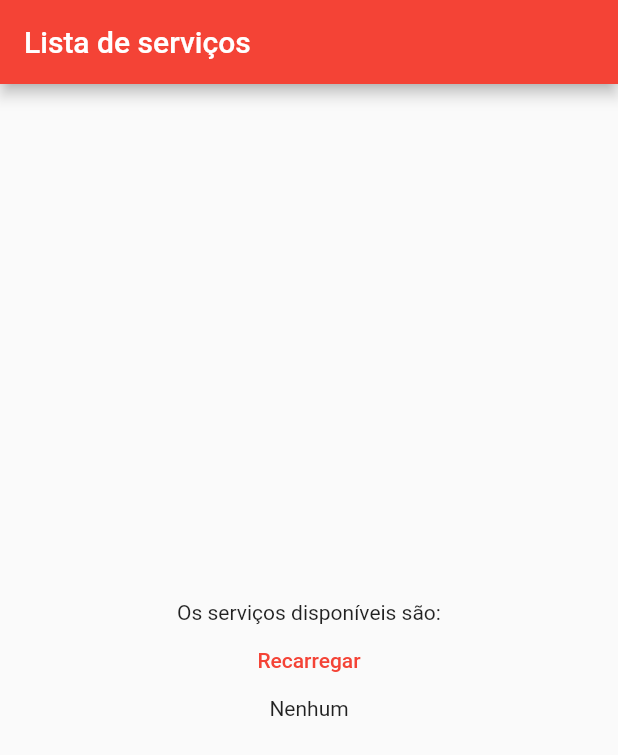
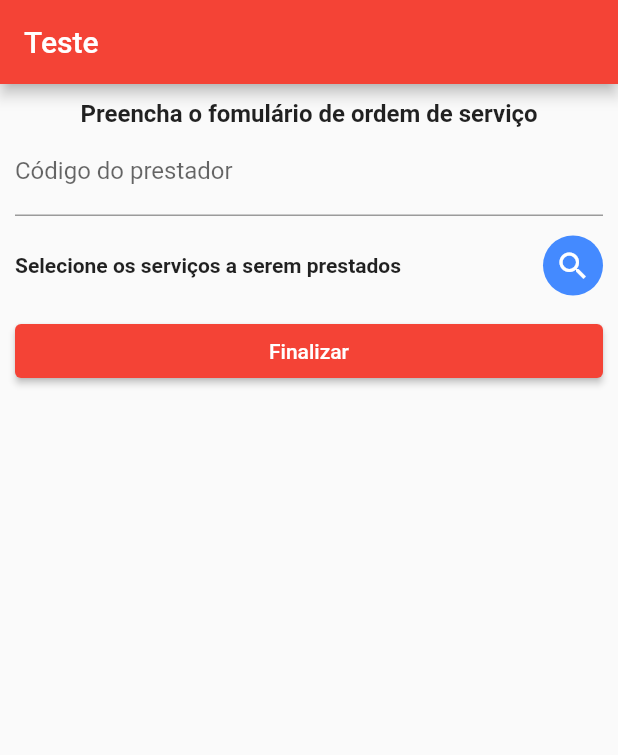
Before and after one commit to wiliamks/abctechapp, a Flutter app: the screen it shows after launch, on a phone screen of 412 x 824 dp. Shown: the top 755 px of the screen. Run offline on Flutter 3.47's test engine with Material 2 defaults, Android fonts, the phone set to English and light mode, and no system bars; our stand-ins replace geolocator, get.

Commit message:
add order page

```diff
--- /dev/null
+++ b/lib/controller/order_controller.dart
@@ -0,0 +1,35 @@
+import 'dart:developer';
+
+import 'package:abctechapp/model/assist.dart';
+import 'package:abctechapp/service/geolocation_service.dart';
+import 'package:flutter/widgets.dart';
+import 'package:get/get.dart';
+
+class OrderController extends GetxController {
+  final GeolocationService _geolocationService;
+  final formKey = GlobalKey<FormState>();
+  final operatorIdController = TextEditingController();
+  final selectedAssists = <Assist>[].obs;
+
+  OrderController(this._geolocationService);
+
+  @override
+  void onInit() {
+    super.onInit();
+    _geolocationService.start();
+  }
+
+  getLocation() {
+    _geolocationService
+        .getPosition()
+        .then((value) => log(value.toJson().toString()));
+  }
+
+  finishStartOrder() {
+    getLocation();
+  }
+
+  editAssists() {
+    Get.toNamed('/assists', arguments: selectedAssists);
+  }
+}
--- a/lib/main.dart
+++ b/lib/main.dart
@@ -1,8 +1,10 @@
 import 'package:abctechapp/pages/home_bind.dart';
 import 'package:abctechapp/pages/home_page.dart';
+import 'package:abctechapp/pages/order_page.dart';
 import 'package:flutter/material.dart';
 import 'package:get/get.dart';
 
+import 'pages/order_bind.dart';
 import 'provider/assist_provider_impl.dart';
 import 'service/assist_service.dart';
 
@@ -28,7 +30,8 @@ class MyApp extends StatelessWidget {
             const TextTheme(headlineMedium: TextStyle(color: Colors.yellow))
       ),
       getPages: [
-        GetPage(name: '/', page: () => const HomePage(), binding: HomeBind())
+        GetPage(name: '/', page: () => const OrderPage(), binding: OrderBind()),
+        GetPage(name: '/assists', page: () => const HomePage(), binding: HomeBind())
       ]
     );
   }
--- /dev/null
+++ b/lib/pages/order_bind.dart
@@ -0,0 +1,10 @@
+import 'package:abctechapp/controller/order_controller.dart';
+import 'package:abctechapp/service/geolocation_service.dart';
+import 'package:get/get.dart';
+
+class OrderBind extends Bindings {
+  @override
+  void dependencies() {
+    Get.lazyPut<OrderController>(() => OrderController(GeolocationService()));
+  }
+}
--- /dev/null
+++ b/lib/pages/order_page.dart
@@ -0,0 +1,87 @@
+import 'package:abctechapp/controller/order_controller.dart';
+import 'package:abctechapp/model/assist.dart';
+import 'package:flutter/material.dart';
+import 'package:flutter/services.dart';
+import 'package:get/get_state_manager/get_state_manager.dart';
+
+class OrderPage extends GetView<OrderController> {
+  const OrderPage({Key? key}) : super(key: key);
+
+  Widget renderAssists(List<Assist> assists) {
+    return ListView.builder(
+        shrinkWrap: true,
+        itemCount: assists.length,
+        itemBuilder: (context, index) =>
+            ListTile(title: Text(assists[index].name)));
+  }
+
+  @override
+  Widget build(BuildContext context) {
+    return Scaffold(
+        appBar: AppBar(
+          title: const Text('Teste'),
+        ),
+        body: Container(
+            constraints: const BoxConstraints.expand(),
+            padding: const EdgeInsets.all(10.0),
+            child: SingleChildScrollView(
+              child: Form(
+                key: controller.formKey,
+                child: Column(
+                  mainAxisAlignment: MainAxisAlignment.center,
+                  children: <Widget>[
+                    Row(children: const [
+                      Expanded(
+                          child: Text(
+                        'Preencha o fomulário de ordem de serviço',
+                        textAlign: TextAlign.center,
+                        style: TextStyle(
+                            fontSize: 16.0, fontWeight: FontWeight.bold),
+                      ))
+                    ]),
+                    TextFormField(
+                      controller: controller.operatorIdController,
+                      inputFormatters: [FilteringTextInputFormatter.digitsOnly],
+                      keyboardType: TextInputType.number,
+                      decoration: const InputDecoration(
+                          labelText: 'Código do prestador'),
+                      textAlign: TextAlign.center,
+                    ),
+                    Row(children: [
+                      const Expanded(
+                          child: Padding(
+                              padding: EdgeInsets.only(top: 25, bottom: 25),
+                              child: Text(
+                                'Selecione os serviços a serem prestados',
+                                textAlign: TextAlign.left,
+                                style: TextStyle(
+                                    fontSize: 14.0,
+                                    fontWeight: FontWeight.bold),
+                              ))),
+                      Ink(
+                          decoration: const ShapeDecoration(
+                              shape: CircleBorder(), color: Colors.blueAccent),
+                          width: 40,
+                          height: 40,
+                          child: IconButton(
+                              icon: const Icon(
+                                Icons.search,
+                                color: Colors.white,
+                              ),
+                              onPressed: () => controller.editAssists()))
+                    ]),
+                    Obx(
+                      () => renderAssists(controller.selectedAssists),
+                    ),
+                    Row(children: [
+                      Expanded(
+                          child: ElevatedButton(
+                              onPressed: () => controller.finishStartOrder(),
+                              child: const Text('Finalizar')))
+                    ]),
+                  ],
+                ),
+              ),
+            )));
+  }
+}
```
